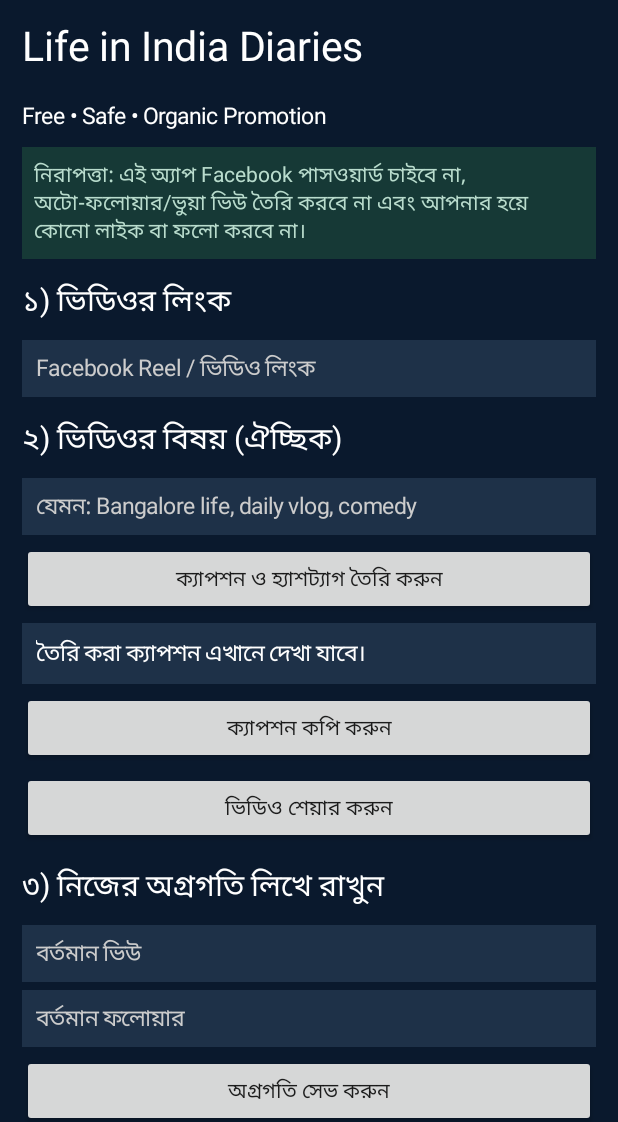
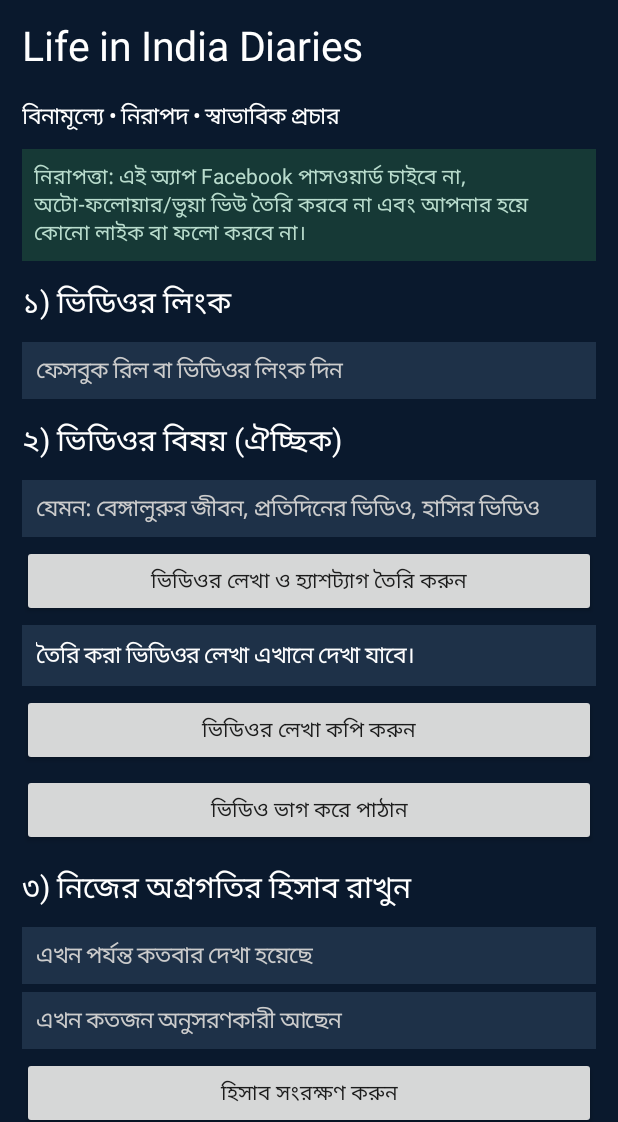
Before and after one commit to j4497350-crypto/VeysinAI, an Android app: the screen it shows after launch (MainActivity), on a phone screen of 412 x 824 dp, the part 114-1236 px from its top. Run offline under Robolectric (Android 15) with nearby library versions, the phone set to English and light mode, and no system bars.

Commit message:
Translate app interface and captions fully into Bengali

```diff
--- a/app/src/main/java/com/veysinai/app/MainActivity.kt
+++ b/app/src/main/java/com/veysinai/app/MainActivity.kt
@@ -59,14 +59,14 @@ class MainActivity : Activity() {
         val logo = ImageView(this).apply {
             setImageResource(R.drawable.ic_veysin_logo)
             scaleType = ImageView.ScaleType.FIT_CENTER
-            contentDescription = "Veysin AI logo"
+            contentDescription = "ভেইসিন এআই লোগো"
         }
         root.addView(logo, LinearLayout.LayoutParams(88, 88).apply {
             gravity = Gravity.CENTER_HORIZONTAL
             bottomMargin = 6
         })
         addFull(heading("Life in India Diaries", 27f))
-        addFull(heading("Free • Safe • Organic Promotion", 15f))
+        addFull(heading("বিনামূল্যে • নিরাপদ • স্বাভাবিক প্রচার", 15f))
         val safety = TextView(this).apply {
             text = "নিরাপত্তা: এই অ্যাপ Facebook পাসওয়ার্ড চাইবে না, অটো-ফলোয়ার/ভুয়া ভিউ তৈরি করবে না এবং আপনার হয়ে কোনো লাইক বা ফলো করবে না।"
             textSize = 14f
@@ -77,37 +77,37 @@ class MainActivity : Activity() {
         addFull(safety)
 
         addFull(heading("১) ভিডিওর লিংক"))
-        link = field("Facebook Reel / ভিডিও লিংক", InputType.TYPE_CLASS_TEXT or InputType.TYPE_TEXT_VARIATION_URI)
+        link = field("ফেসবুক রিল বা ভিডিওর লিংক দিন", InputType.TYPE_CLASS_TEXT or InputType.TYPE_TEXT_VARIATION_URI)
         addFull(link)
         addFull(heading("২) ভিডিওর বিষয় (ঐচ্ছিক)"))
-        topic = field("যেমন: Bangalore life, daily vlog, comedy")
+        topic = field("যেমন: বেঙ্গালুরুর জীবন, প্রতিদিনের ভিডিও, হাসির ভিডিও")
         addFull(topic)
-        addFull(button("ক্যাপশন ও হ্যাশট্যাগ তৈরি করুন") { makeCaption() })
+        addFull(button("ভিডিওর লেখা ও হ্যাশট্যাগ তৈরি করুন") { makeCaption() })
         result = TextView(this).apply {
-            text = "তৈরি করা ক্যাপশন এখানে দেখা যাবে।"
+            text = "তৈরি করা ভিডিওর লেখা এখানে দেখা যাবে।"
             textSize = 15f
             setTextColor(Color.WHITE)
             setPadding(14, 14, 14, 14)
             setBackgroundColor(Color.rgb(30, 49, 72))
         }
         addFull(result)
-        addFull(button("ক্যাপশন কপি করুন") {
+        addFull(button("ভিডিওর লেখা কপি করুন") {
             val clip = getSystemService(Context.CLIPBOARD_SERVICE) as ClipboardManager
-            clip.setPrimaryClip(ClipData.newPlainText("Promotion caption", result.text))
-            Toast.makeText(this, "কপি হয়েছে", Toast.LENGTH_SHORT).show()
+            clip.setPrimaryClip(ClipData.newPlainText("ভিডিওর লেখা", result.text))
+            Toast.makeText(this, "লেখা কপি হয়েছে", Toast.LENGTH_SHORT).show()
         })
-        addFull(button("ভিডিও শেয়ার করুন") { shareVideo() })
+        addFull(button("ভিডিও ভাগ করে পাঠান") { shareVideo() })
 
-        addFull(heading("৩) নিজের অগ্রগতি লিখে রাখুন"))
-        views = field("বর্তমান ভিউ", InputType.TYPE_CLASS_NUMBER)
-        followers = field("বর্তমান ফলোয়ার", InputType.TYPE_CLASS_NUMBER)
+        addFull(heading("৩) নিজের অগ্রগতির হিসাব রাখুন"))
+        views = field("এখন পর্যন্ত কতবার দেখা হয়েছে", InputType.TYPE_CLASS_NUMBER)
+        followers = field("এখন কতজন অনুসরণকারী আছেন", InputType.TYPE_CLASS_NUMBER)
         addFull(views)
         addFull(followers)
-        addFull(button("অগ্রগতি সেভ করুন") { saveProgress() })
-        addFull(button("সেভ করা অগ্রগতি দেখুন") { showProgress() })
+        addFull(button("হিসাব সংরক্ষণ করুন") { saveProgress() })
+        addFull(button("সংরক্ষিত হিসাব দেখুন") { showProgress() })
 
         val note = TextView(this).apply {
-            text = "মনে রাখবেন: লিংক পেস্ট করলেই Facebook-এর ভিউ বা ফলোয়ার স্বয়ংক্রিয়ভাবে বাড়ে না। এই টুল নিরাপদ প্রচারের লেখা ও পরিকল্পনা বানায়। পোস্টের ফলাফল Facebook/Meta-তে আলাদাভাবে দেখুন।"
+            text = "মনে রাখবেন: লিংক দিলেই ফেসবুকে দেখা বা অনুসরণকারীর সংখ্যা নিজে থেকে বাড়ে না। এই অ্যাপ নিরাপদ প্রচারের লেখা ও পরিকল্পনা তৈরি করে। পোস্টের ফলাফল ফেসবুক অ্যাপে আলাদাভাবে দেখুন।"
             textSize = 13f
             setTextColor(Color.rgb(190, 200, 215))
             setPadding(0, 18, 0, 8)
@@ -120,7 +120,7 @@ class MainActivity : Activity() {
         val url = link.text.toString().trim()
         val subject = topic.text.toString().trim().ifBlank { "আমার নতুন ভিডিও" }
         if (url.isNotBlank() && !(url.startsWith("https://") || url.startsWith("http://"))) {
-            Toast.makeText(this, "সঠিক https:// ভিডিও লিংক দিন", Toast.LENGTH_LONG).show()
+            Toast.makeText(this, "সঠিক ভিডিও লিংক দিন", Toast.LENGTH_LONG).show()
             return
         }
         result.text = "$subject ❤️\n\nভিডিওটি ভালো লাগলে আপনার মতামত কমেন্টে জানাবেন। এমন আরও ভিডিও পেতে Life in India Diaries ফলো করে পাশে থাকুন।\n\n#LifeInIndiaDiaries #IndiaVlog #BanglaVlog #FacebookReels #DailyLife"
@@ -136,23 +136,23 @@ class MainActivity : Activity() {
             type = "text/plain"
             putExtra(Intent.EXTRA_TEXT, result.text.toString() + "\n" + url)
         }
-        startActivity(Intent.createChooser(share, "ভিডিও শেয়ার করুন"))
+        startActivity(Intent.createChooser(share, "ভিডিও ভাগ করে পাঠান"))
     }
 
     private fun saveProgress() {
         val v = views.text.toString().toLongOrNull()
         val f = followers.text.toString().toLongOrNull()
         if (v == null || f == null) {
-            Toast.makeText(this, "ভিউ ও ফলোয়ারের সংখ্যা লিখুন", Toast.LENGTH_SHORT).show()
+            Toast.makeText(this, "দেখার সংখ্যা ও অনুসরণকারীর সংখ্যা লিখুন", Toast.LENGTH_SHORT).show()
             return
         }
         prefs.edit().putLong("views", v).putLong("followers", f).apply()
-        Toast.makeText(this, "অগ্রগতি এই ফোনে সেভ হয়েছে", Toast.LENGTH_SHORT).show()
+        Toast.makeText(this, "হিসাব এই ফোনে সংরক্ষণ হয়েছে", Toast.LENGTH_SHORT).show()
     }
 
     private fun showProgress() {
         val v = prefs.getLong("views", 0L)
         val f = prefs.getLong("followers", 0L)
-        Toast.makeText(this, "সেভ করা তথ্য: ভিউ $v • ফলোয়ার $f", Toast.LENGTH_LONG).show()
+        Toast.makeText(this, "সংরক্ষিত হিসাব: দেখা হয়েছে $v বার • অনুসরণকারী $f জন", Toast.LENGTH_LONG).show()
     }
 }
```
